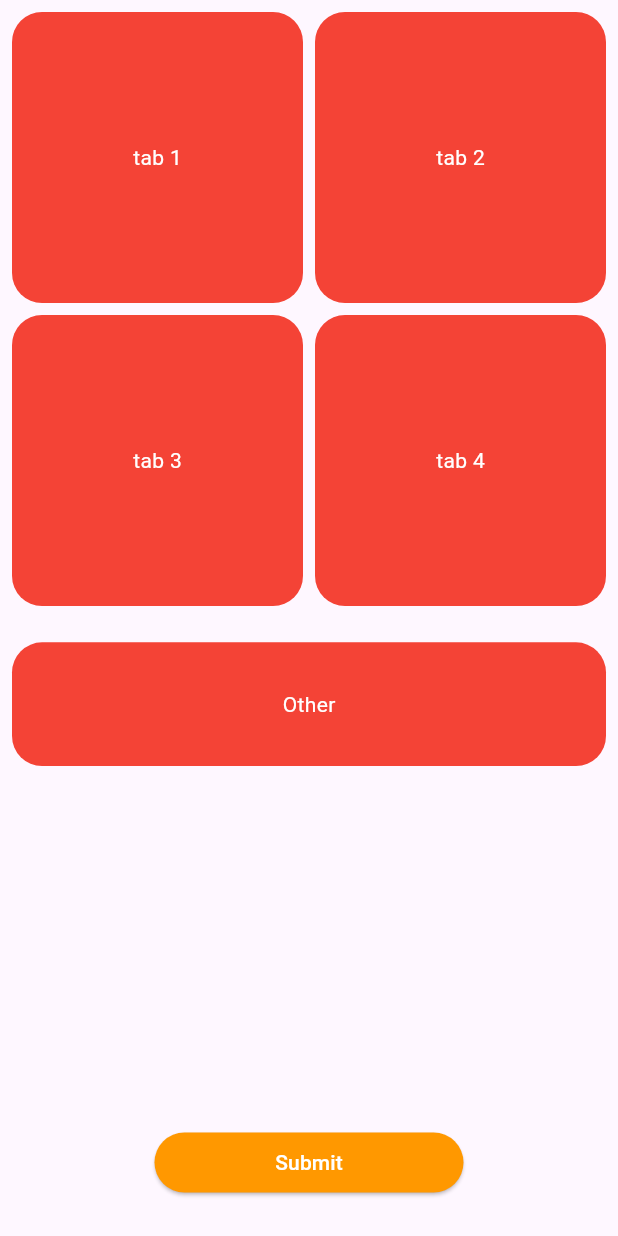
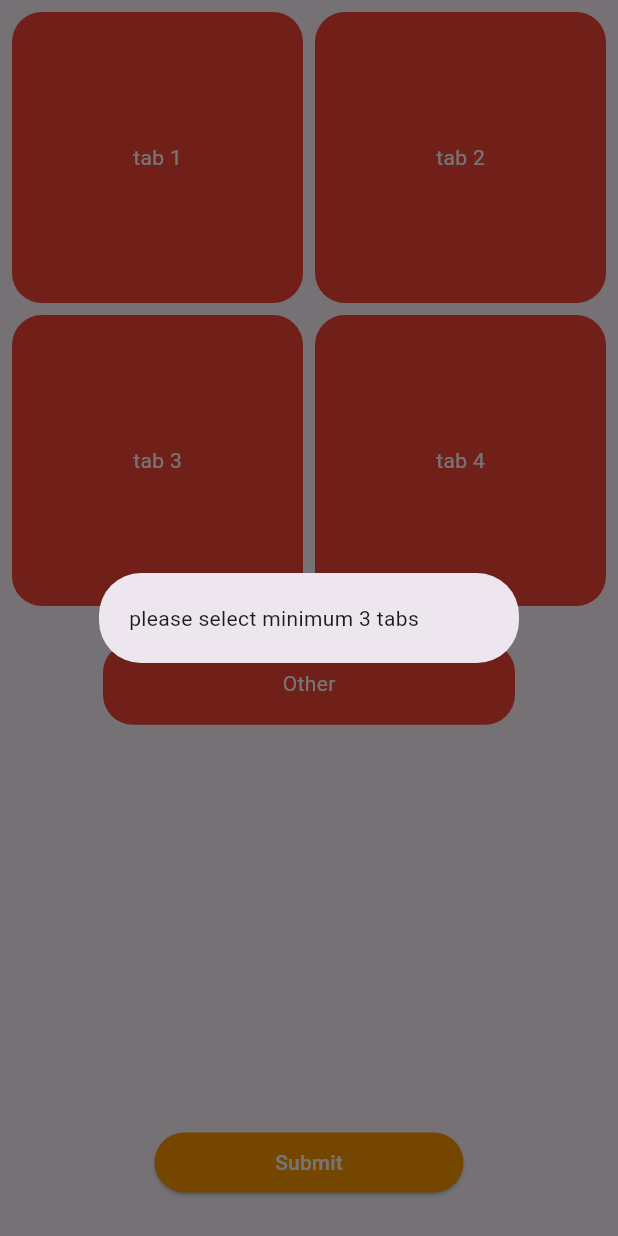
Before and after one commit to javed-khan-developer/exhibition_data_collection, a Flutter app: the screen it shows after launch, after a tap on "Submit", on a phone screen of 412 x 824 dp. Run offline on Flutter 3.47's test engine with Material 3 defaults, Android fonts, the light colour scheme and no system bars.

Commit message:
tab list submit method added

```diff
--- a/lib/screen/home_screen.dart
+++ b/lib/screen/home_screen.dart
@@ -12,10 +12,10 @@ class HomeScreen extends StatefulWidget {
 class _HomeScreenState extends State<HomeScreen> {
   bool _isOtherTabSelected = false;
   final List<TabList> _tabList = [
-    TabList(name: 'tab 1', isSelected: false),
-    TabList(name: 'tab 2', isSelected: false),
-    TabList(name: 'tab 3', isSelected: false),
-    TabList(name: 'tab 4', isSelected: false),
+    TabList(name: 'tab 1', isSelected: false, answer: 'ans 1'),
+    TabList(name: 'tab 2', isSelected: false, answer: 'ans 2'),
+    TabList(name: 'tab 3', isSelected: false, answer: 'ans 3'),
+    TabList(name: 'tab 4', isSelected: false, answer: 'ans 4'),
   ];
   final TextEditingController _otherFieldController = TextEditingController();
 
@@ -77,7 +77,8 @@ class _HomeScreenState extends State<HomeScreen> {
                       _isOtherTabSelected = !_isOtherTabSelected;
                     },
                     child: Container(
-                      height: MediaQuery.sizeOf(context).height / 10,
+                      height: MediaQuery.sizeOf(context).height / 15,
+                      width: MediaQuery.sizeOf(context).width / 1.5,
                       decoration: BoxDecoration(
                         borderRadius: BorderRadius.circular(20),
                         color: _isOtherTabSelected ? Colors.green : Colors.red,
@@ -92,12 +93,16 @@ class _HomeScreenState extends State<HomeScreen> {
                   ),
                   SizedBox(height: MediaQuery.sizeOf(context).height / 100),
                   _isOtherTabSelected
-                      ? TextField(
-                          decoration: const InputDecoration(
-                            hintText: 'Other Field',
-                            border: OutlineInputBorder(),
+                      ? SizedBox(
+                          width: MediaQuery.sizeOf(context).width,
+                          child: TextField(
+                            maxLines: 2,
+                            decoration: const InputDecoration(
+                              hintText: 'Other Field',
+                              border: OutlineInputBorder(),
+                            ),
+                            controller: _otherFieldController,
                           ),
-                          controller: _otherFieldController,
                         )
                       : const SizedBox(),
                   SizedBox(height: MediaQuery.sizeOf(context).height / 7),
@@ -132,12 +137,28 @@ class _HomeScreenState extends State<HomeScreen> {
     List<String> dataList = [];
     for (int i = 0; i < _tabList.length; i++) {
       if (_tabList[i].isSelected) {
-        dataList.add(_tabList[i].name);
+        dataList.add(_tabList[i].answer);
       }
     }
+
     if (_otherFieldController.text.isNotEmpty &&
-        _otherFieldController.text != null) {
+        _otherFieldController.text != null &&
+        _isOtherTabSelected) {
       dataList.add(_otherFieldController.text);
+    }
+    if (dataList.length < 3) {
+      showDialog(
+          context: context,
+          builder: (context) {
+            return Dialog(
+              child: Container(
+                padding: const EdgeInsets.all(20),
+                child: const Text('please select minimum 3 tabs'),
+              ),
+            );
+          });
+    } else {
+      // TODO Navigation
     }
     return dataList;
   }
@@ -146,9 +167,11 @@ class _HomeScreenState extends State<HomeScreen> {
 class TabList {
   final String name;
   bool isSelected;
+  final String answer;
 
   TabList({
     required this.name,
     required this.isSelected,
+    required this.answer,
   });
 }
```
